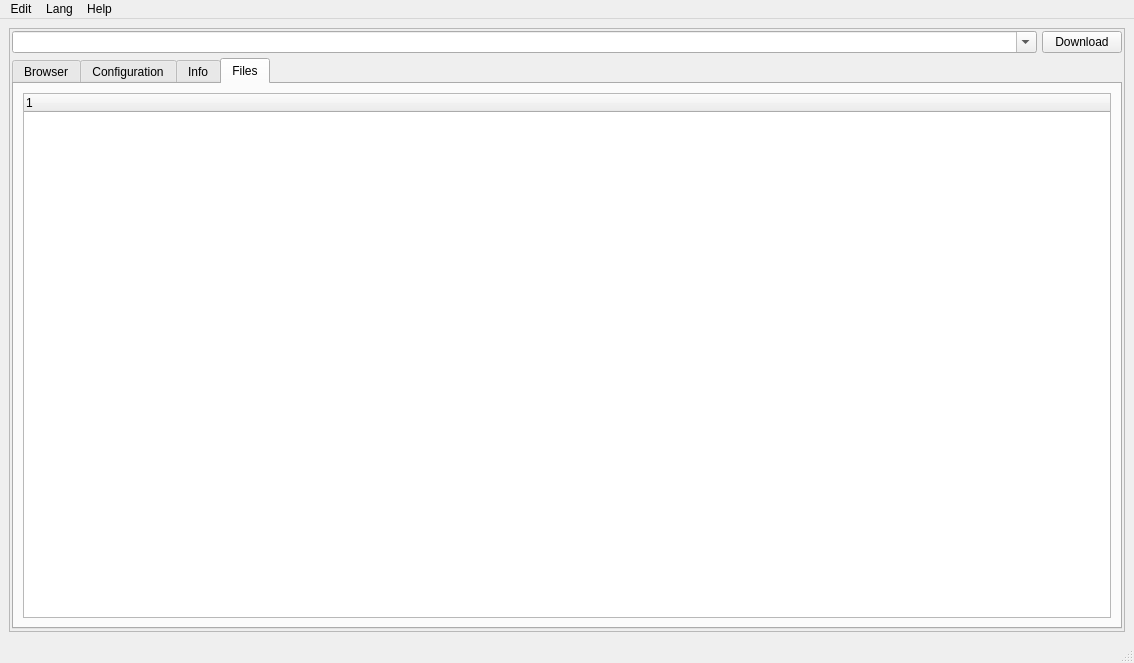
Qt form main/app/win/mainLayout.ui (marcosvicente/BaixeAssista) before a commit.
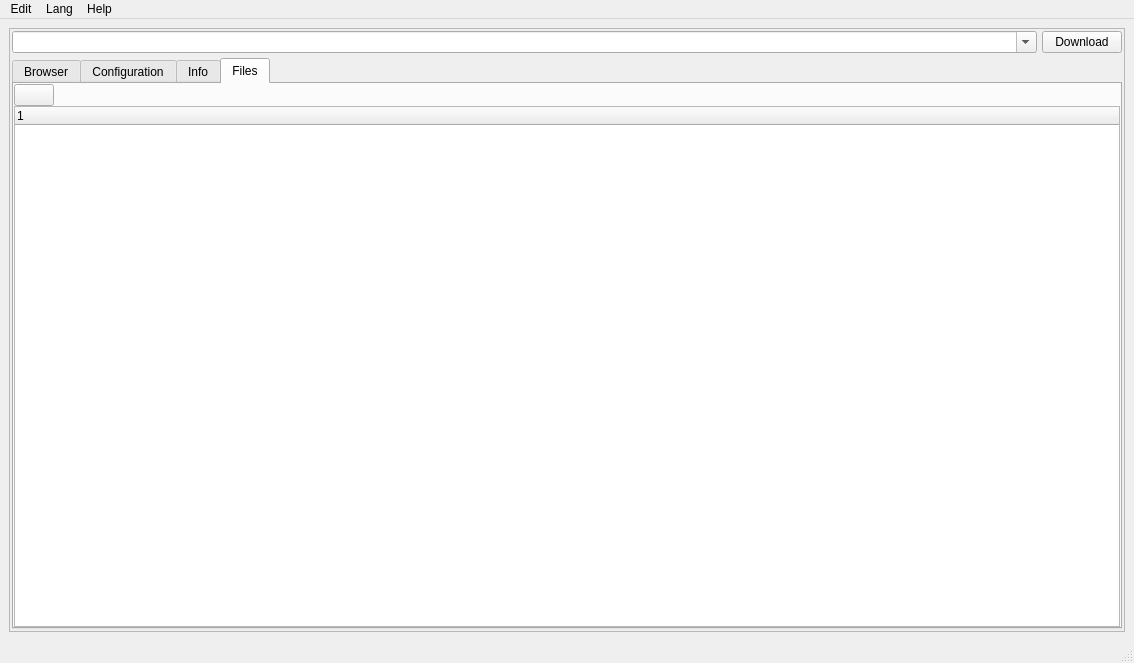
The same form after that commit. The open tabs and pages were chosen to show the change. Icons and pictures are not drawn.

Commit message: atualizando arquivo da ui.

Diff of the .ui file:
```diff
--- a/main/app/win/mainLayout.ui
+++ b/main/app/win/mainLayout.ui
@@ -808,7 +808,7 @@
              </item>
             </layout>
            </widget>
-           <widget class="QWidget" name="">
+           <widget class="QWidget" name="tabFiles">
             <attribute name="icon">
              <iconset>
               <normaloff>../images/network-blue.png</normaloff>../images/network-blue.png</iconset>
@@ -817,8 +817,48 @@
              <string>Files</string>
             </attribute>
             <layout class="QVBoxLayout" name="verticalLayout_11">
+             <property name="spacing">
+              <number>0</number>
+             </property>
+             <property name="margin">
+              <number>0</number>
+             </property>
+             <item>
+              <layout class="QHBoxLayout" name="horizontalLayout_6">
+               <item>
+                <widget class="QPushButton" name="refreshFiles">
+                 <property name="text">
+                  <string/>
+                 </property>
+                 <property name="icon">
+                  <iconset>
+                   <normaloff>../images/btnrefresh-blue.png</normaloff>../images/btnrefresh-blue.png</iconset>
+                 </property>
+                </widget>
+               </item>
+               <item>
+                <spacer name="horizontalSpacer_4">
+                 <property name="orientation">
+                  <enum>Qt::Horizontal</enum>
+                 </property>
+                 <property name="sizeHint" stdset="0">
+                  <size>
+                   <width>40</width>
+                   <height>20</height>
+                  </size>
+                 </property>
+                </spacer>
+               </item>
+              </layout>
+             </item>
              <item>
               <widget class="QTreeWidget" name="videosView">
+               <property name="sizePolicy">
+                <sizepolicy hsizetype="Expanding" vsizetype="Expanding">
+                 <horstretch>0</horstretch>
+                 <verstretch>2</verstretch>
+                </sizepolicy>
+               </property>
                <column>
                 <property name="text">
                  <string notr="true">1</string>
```
Left out of the diff: 8 changed lines with no effect on the pictures. The commit also changes 1 other file.
